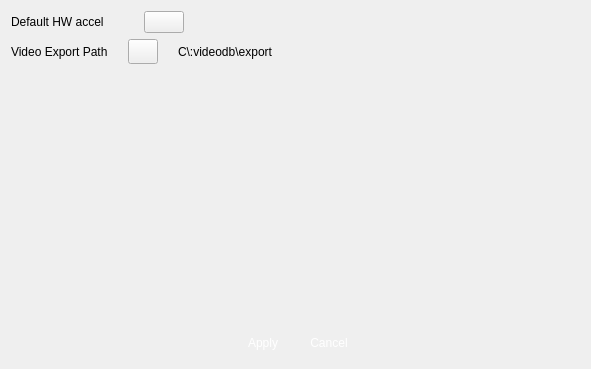
This is veapp/setting/vscvideosetting.ui in linkingvision/rapidvms as Qt 5 draws it before an edit. The edited form follows.
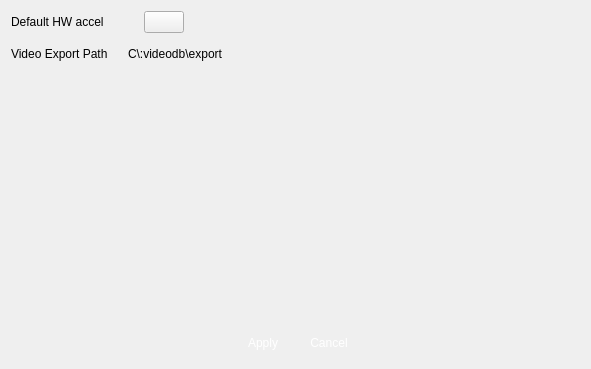
This is the edited form. Icons and pictures are not drawn. Custom widgets are drawn as their Qt base class.

Patch:
```diff
--- a/veapp/setting/vscvideosetting.ui
+++ b/veapp/setting/vscvideosetting.ui
@@ -83,17 +83,35 @@
      <item>
       <layout class="QHBoxLayout" name="horizontalLayout_2">
        <item>
+        <widget class="QLabel" name="fileLoc">
+         <property name="maximumSize">
+          <size>
+           <width>270</width>
+           <height>16777215</height>
+          </size>
+         </property>
+         <property name="text">
+          <string>C\:videodb\export</string>
+         </property>
+         <property name="wordWrap">
+          <bool>false</bool>
+         </property>
+        </widget>
+       </item>
+      </layout>
+     </item>
+     <item>
         <widget class="QPushButton" name="pushButtonDir">
          <property name="minimumSize">
           <size>
            <width>30</width>
-           <height>25</height>
+         <height>30</height>
           </size>
          </property>
          <property name="maximumSize">
           <size>
            <width>30</width>
-           <height>25</height>
+         <height>30</height>
           </size>
          </property>
          <property name="styleSheet">
@@ -114,28 +132,13 @@
          <property name="iconSize">
           <size>
            <width>28</width>
-           <height>23</height>
-          </size>
-         </property>
-        </widget>
-       </item>
-       <item>
-        <widget class="QLabel" name="fileLoc">
-         <property name="maximumSize">
-          <size>
-           <width>270</width>
-           <height>16777215</height>
-          </size>
-         </property>
-         <property name="text">
-          <string>C\:videodb\export</string>
-         </property>
-         <property name="wordWrap">
-          <bool>false</bool>
-         </property>
-        </widget>
-       </item>
-      </layout>
+         <height>28</height>
+        </size>
+       </property>
+       <property name="flat">
+        <bool>true</bool>
+       </property>
+      </widget>
      </item>
      <item>
       <spacer name="horizontalSpacer_4">
```
Left out of the diff: 2 changed lines with no effect on the pictures. Lines whose indentation alone changed are shown as unchanged.
